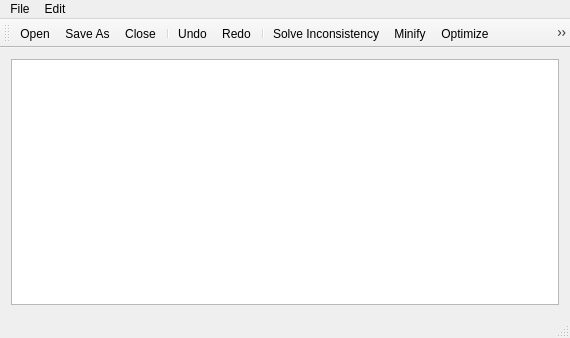
Old version of the form mainwindow.ui in the repository AntwanEmil/XMLEditor.
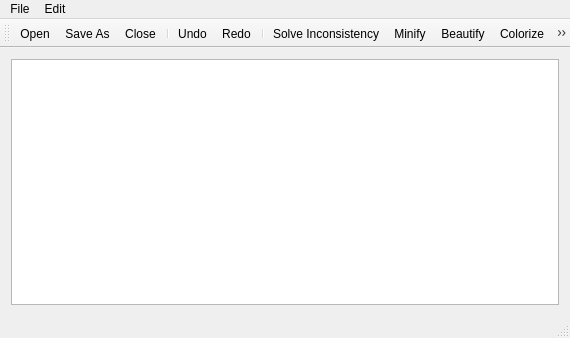
New version of the form.

The edit to the form file:
```diff
--- a/mainwindow.ui
+++ b/mainwindow.ui
@@ -102,7 +102,6 @@
    <addaction name="separator"/>
    <addaction name="actionSolve_Inconsistency"/>
    <addaction name="actionMinify"/>
-   <addaction name="actionOptimize"/>
    <addaction name="actionBeautify_2"/>
    <addaction name="actionColorize"/>
    <addaction name="separator"/>
@@ -135,14 +134,6 @@
     <string>Ctrl+M</string>
    </property>
   </action>
-  <action name="actionOptimize">
-   <property name="text">
-    <string>Optimize</string>
-   </property>
-   <property name="shortcut">
-    <string>Ctrl+P</string>
-   </property>
-  </action>
   <action name="actionConvert_to_JSON">
    <property name="text">
     <string>Convert to JSON</string>
```
Left out of the diff: 11 changed lines with no effect on the pictures.
